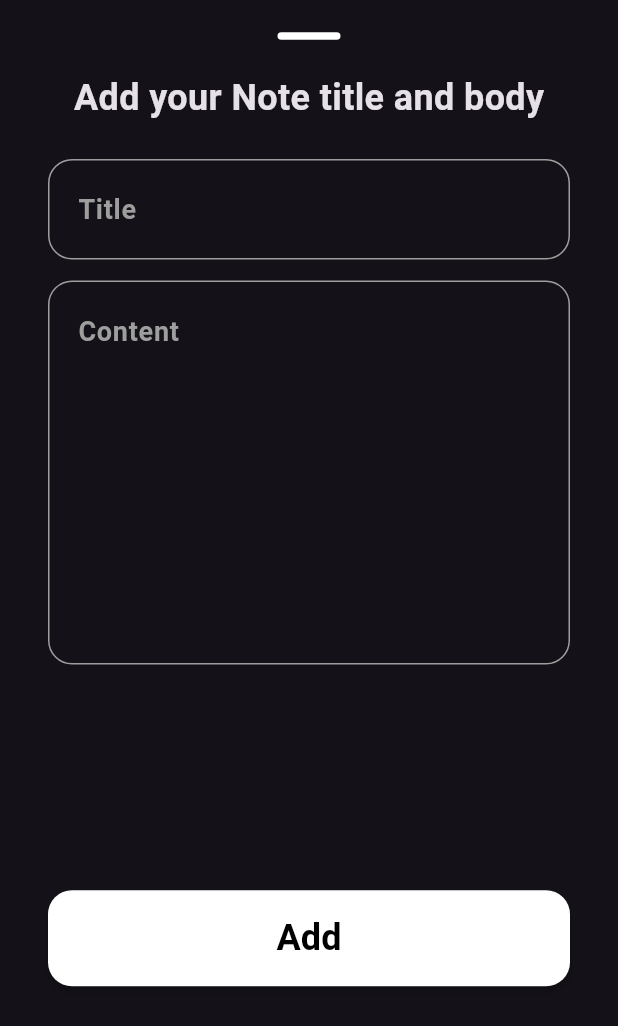
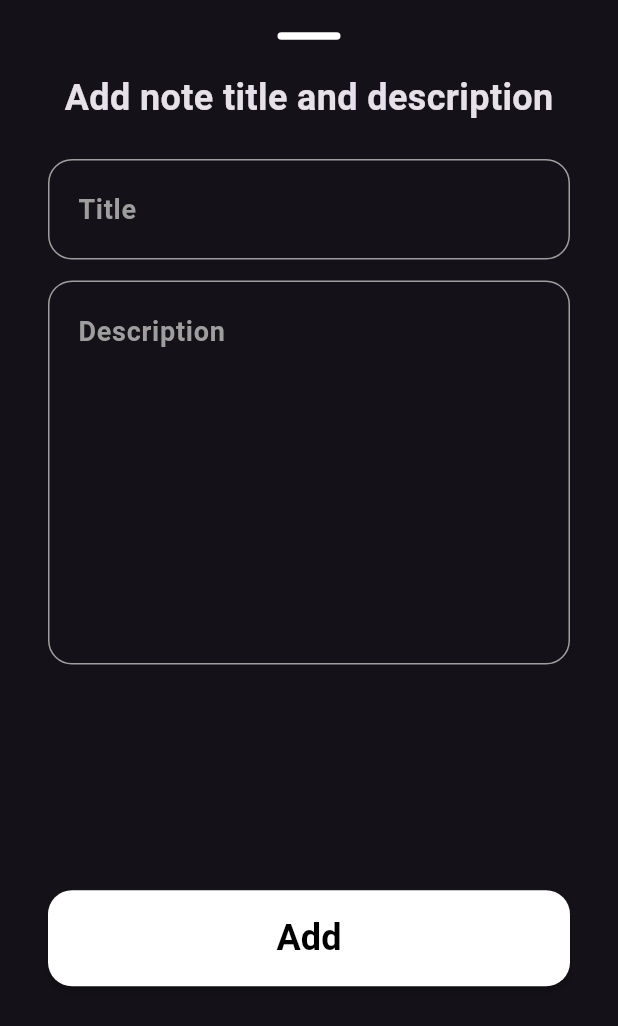
Before and after one commit to AhmedShokry7/notes, a Flutter app: the AddNoteBtnSheet widget shown alone on an empty page, opened directly, on a phone screen of 412 x 824 dp. Shown: the top 1026 px of the screen. Run offline on Flutter 3.47's test engine with Material 3 defaults, Android fonts, the phone set to English and light mode, and no system bars.

```diff
--- a/lib/ui/widgets/add_note_btn_sheet.dart
+++ b/lib/ui/widgets/add_note_btn_sheet.dart
@@ -21,13 +21,13 @@ class AddNoteBtnSheet extends StatelessWidget {
           ),
           const SizedBox(height: 16.0),
           const Text(
-            "Add your Note title and body",
+            "Add note title and description",
             style: TextStyle(fontSize: 24.0, fontWeight: FontWeight.bold),
           ),
           const SizedBox(height: 24.0),
           const CustomTextFormField(hint: 'Title'),
           const SizedBox(height: 14.0),
-          const CustomTextFormField(hint: 'Content', maxlines: 8),
+          const CustomTextFormField(hint: 'Description', maxlines: 8),
           const Spacer(),
           const CustomButton(),
           const Spacer(),
```
Also changed, not shown: lib/ui/views/edit_note_view.dart (added, +11 -0 lines), lib/ui/widgets/edit_note_view_body.dart (added, +10 -0 lines), lib/ui/widgets/notes_item.dart (+10 -1 lines).
